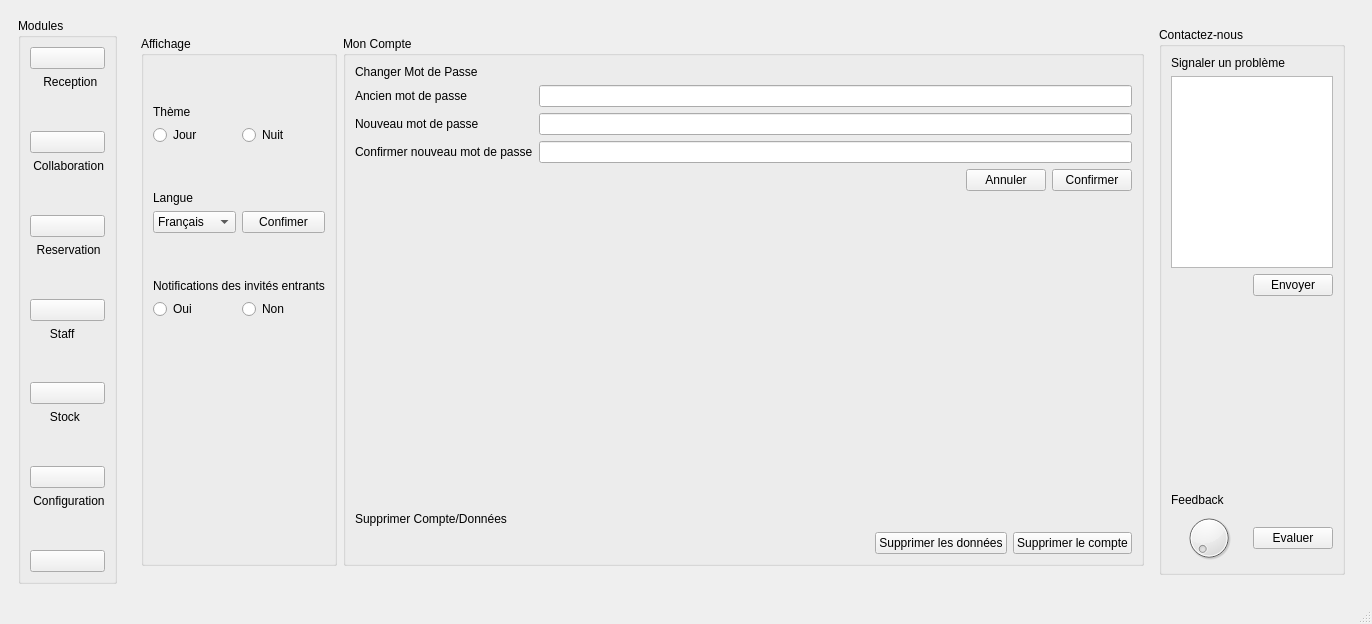
Before: the Qt Designer form INTEGRATION/mainwindow.ui in dhiaabdelli1/Wedding_planner_2A1, drawn with Qt 5.
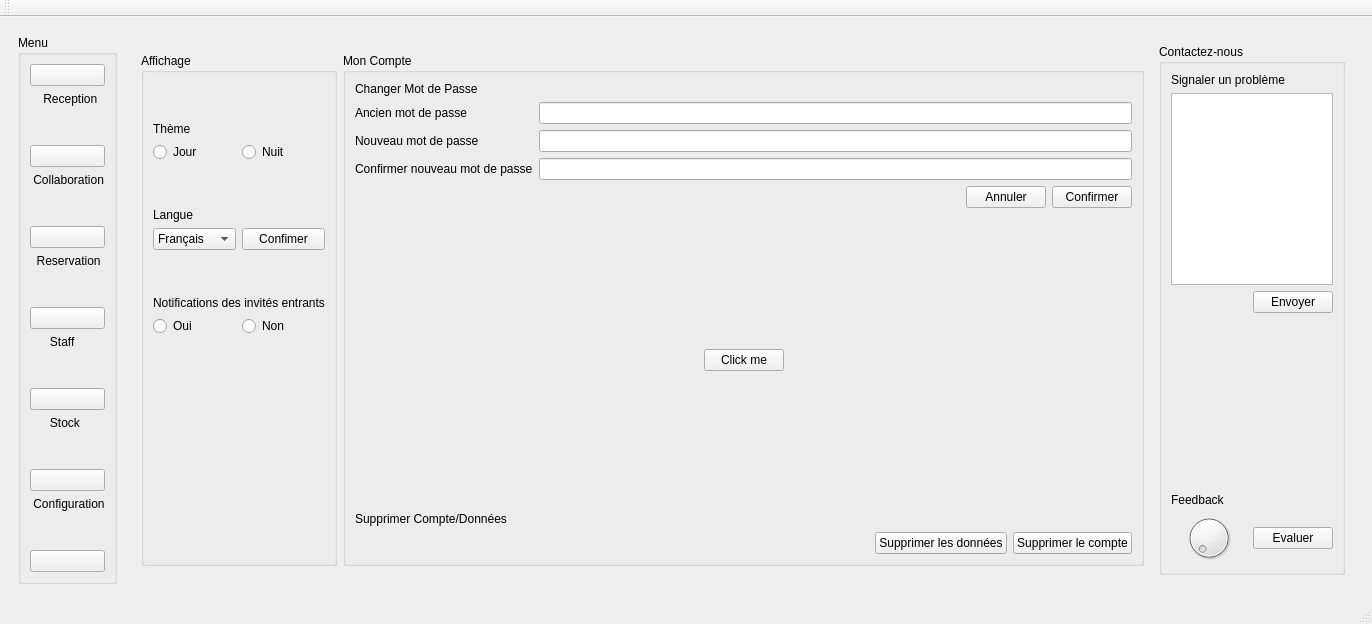
After: the same form once the commit is applied. The open tabs and pages were chosen to show the change. Icons and pictures are not drawn.

Commit message: added night theme, more design elements and cant touch this :D' é

The edit to the form file:
```diff
--- a/INTEGRATION/mainwindow.ui
+++ b/INTEGRATION/mainwindow.ui
@@ -11,7 +11,14 @@
    </rect>
   </property>
   <property name="windowTitle">
-   <string>MainWindow</string>
+   <string>E-Wedding Planner</string>
+  </property>
+  <property name="windowIcon">
+   <iconset>
+    <normaloff>icon.png</normaloff>icon.png</iconset>
+  </property>
+  <property name="styleSheet">
+   <string notr="true">font: 8pt &quot;Pacifico&quot;;</string>
   </property>
   <widget class="QWidget" name="centralwidget">
    <layout class="QHBoxLayout" name="horizontalLayout_2">
@@ -370,7 +377,7 @@
             <item>
              <widget class="QGroupBox" name="groupBox_3">
               <property name="title">
-               <string>Modules</string>
+               <string>Menu</string>
               </property>
               <layout class="QVBoxLayout" name="verticalLayout_6">
                <item>
@@ -5032,6 +5039,56 @@
                          </item>
                         </layout>
                        </item>
+                       <item>
+                        <spacer name="verticalSpacer_28">
+                         <property name="orientation">
+                          <enum>Qt::Vertical</enum>
+                         </property>
+                         <property name="sizeHint" stdset="0">
+                          <size>
+                           <width>20</width>
+                           <height>40</height>
+                          </size>
+                         </property>
+                        </spacer>
+                       </item>
+                       <item>
+                        <layout class="QHBoxLayout" name="horizontalLayout_151">
+                         <item>
+                          <spacer name="horizontalSpacer_29">
+                           <property name="orientation">
+                            <enum>Qt::Horizontal</enum>
+                           </property>
+                           <property name="sizeHint" stdset="0">
+                            <size>
+                             <width>40</width>
+                             <height>20</height>
+                            </size>
+                           </property>
+                          </spacer>
+                         </item>
+                         <item>
+                          <widget class="QPushButton" name="cant_touch_this">
+                           <property name="text">
+                            <string>Click me</string>
+                           </property>
+                          </widget>
+                         </item>
+                         <item>
+                          <spacer name="horizontalSpacer_30">
+                           <property name="orientation">
+                            <enum>Qt::Horizontal</enum>
+                           </property>
+                           <property name="sizeHint" stdset="0">
+                            <size>
+                             <width>40</width>
+                             <height>20</height>
+                            </size>
+                           </property>
+                          </spacer>
+                         </item>
+                        </layout>
+                       </item>
                        <item>
                         <spacer name="verticalSpacer_5">
                          <property name="orientation">
@@ -5196,6 +5253,17 @@
    </property>
   </widget>
   <widget class="QStatusBar" name="statusbar"/>
+  <widget class="QToolBar" name="toolBar">
+   <property name="windowTitle">
+    <string>toolBar</string>
+   </property>
+   <attribute name="toolBarArea">
+    <enum>TopToolBarArea</enum>
+   </attribute>
+   <attribute name="toolBarBreak">
+    <bool>false</bool>
+   </attribute>
+  </widget>
  </widget>
  <resources>
   <include location="log.qrc"/>
```
Left out of the diff: 35 changed lines with no effect on the pictures. The commit also changes 13 other files.
